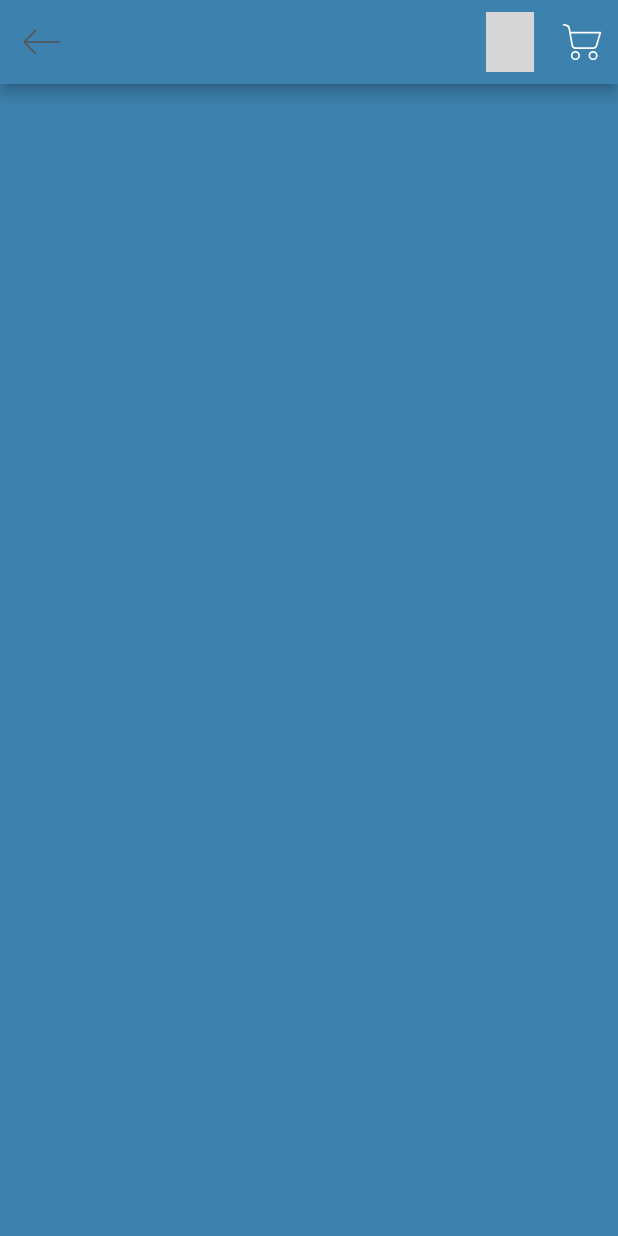
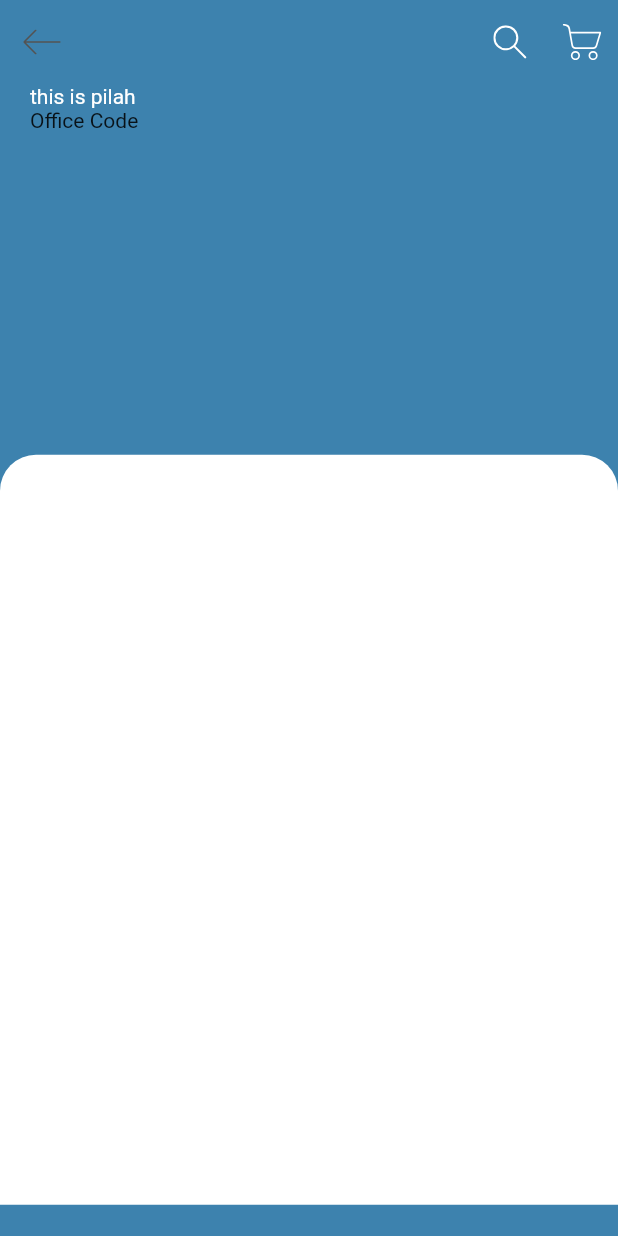
Before and after one commit to syukrianuar/Shop-UI-Flutter, a Flutter app: the screen it shows after launch, after a tap on "Office Code", on a phone screen of 412 x 824 dp. Run offline on Flutter 3.47's test engine with Material 2 defaults, Android fonts, the phone set to English and light mode, and no system bars; our stand-ins replace flutter_svg; grey boxes are pictures that could not be loaded.

Commit message:
read the select item to details page

```diff
--- a/lib/models/product.dart
+++ b/lib/models/product.dart
@@ -23,7 +23,7 @@ List<Product> products = [
       size: 12,
       description: dummyText,
       image: "assets/images/bag_1.png",
-      color: Color(0xFF3D82AE)),
+      color: const Color(0xFF3D82AE)),
   Product(
       id: 2,
       title: "Belt Bag",
@@ -31,7 +31,7 @@ List<Product> products = [
       size: 8,
       description: dummyText,
       image: "assets/images/bag_2.png",
-      color: Color(0xFFD3A984)),
+      color: const Color(0xFFD3A984)),
   Product(
       id: 3,
       title: "Hang Top",
@@ -39,7 +39,7 @@ List<Product> products = [
       size: 10,
       description: dummyText,
       image: "assets/images/bag_3.png",
-      color: Color(0xFF989493)),
+      color: const Color(0xFF989493)),
   Product(
       id: 4,
       title: "Old Fashion",
@@ -47,7 +47,7 @@ List<Product> products = [
       size: 11,
       description: dummyText,
       image: "assets/images/bag_4.png",
-      color: Color(0xFFE6B398)),
+      color: const Color(0xFFE6B398)),
 ];
 
 String dummyText =
--- a/lib/screens/details/details.dart
+++ b/lib/screens/details/details.dart
@@ -1,23 +1,34 @@
 import 'package:flutter/material.dart';
 import 'package:flutter_svg/flutter_svg.dart';
 import 'package:shopui/models/product.dart';
+import 'package:shopui/screens/details/details_body.dart';
 
 class DetailsScreen extends StatelessWidget {
-  Product? product;
-  DetailsScreen({Key? key, this.product}) : super(key: key);
+  final Product? product;
+  const DetailsScreen({Key? key, this.product}) : super(key: key);
 
   @override
   Widget build(BuildContext context) {
     return Scaffold(
       backgroundColor: product!.color,
       appBar: AppBar(
+        elevation: 0,
         backgroundColor: product!.color,
-        leading: IconButton(onPressed: (){}, icon: SvgPicture.asset('assets/icons/back.svg')),
+        leading: IconButton(
+            onPressed: () {
+              Navigator.pop(context);
+            },
+            icon: SvgPicture.asset('assets/icons/back.svg')),
         actions: [
-          IconButton(onPressed: (){}, icon: SvgPicture.asset('assets/icons/searc.svg')),
-          IconButton(onPressed: (){}, icon: SvgPicture.asset('assets/icons/cart.svg')),
+          IconButton(
+              onPressed: () {},
+              icon: SvgPicture.asset('assets/icons/search.svg')),
+          IconButton(
+              onPressed: () {},
+              icon: SvgPicture.asset('assets/icons/cart.svg')),
         ],
       ),
+      body: DetailsBody(product: product),
     );
   }
 }
--- /dev/null
+++ b/lib/screens/details/details_body.dart
@@ -0,0 +1,49 @@
+// ignore_for_file: must_be_immutable
+
+import 'package:flutter/material.dart';
+import 'package:shopui/models/product.dart';
+
+class DetailsBody extends StatelessWidget {
+  final Product? product;
+  const DetailsBody({Key? key, this.product}) : super(key: key);
+
+  @override
+  Widget build(BuildContext context) {
+    Size size = MediaQuery.of(context).size;
+    return SingleChildScrollView(
+      child: Column(
+        children: <Widget>[
+          SizedBox(
+            height: size.height,
+            child: Stack(
+              children: [
+                Container(
+                  margin: EdgeInsets.only(top: size.height * 0.3),
+                  height: 500,
+                  decoration: const BoxDecoration(
+                      color: Colors.white,
+                      borderRadius: BorderRadius.only(
+                          topLeft: Radius.circular(24),
+                          topRight: Radius.circular(24))),
+                ),
+                Padding(
+                  padding: const EdgeInsets.symmetric(horizontal: 20.0),
+                  child: Column(
+                    crossAxisAlignment: CrossAxisAlignment.start,
+                    children: [
+                      const Text(
+                        "this is pilah",
+                        style: TextStyle(color: Colors.white),
+                      ),
+                      Text("${product!.title}")
+                    ],
+                  ),
+                ),
+              ],
+            ),
+          )
+        ],
+      ),
+    );
+  }
+}
--- a/lib/screens/home/home_screen.dart
+++ b/lib/screens/home/home_screen.dart
@@ -21,6 +21,7 @@ class _HomeScreenState extends State<HomeScreen> {
 
   AppBar buildAppBar() {
     return AppBar(
+      elevation: 0,
       backgroundColor: Colors.white,
       leading: IconButton(
         icon: SvgPicture.asset('assets/icons/back.svg'),
--- a/lib/screens/home/item_card.dart
+++ b/lib/screens/home/item_card.dart
@@ -1,6 +1,7 @@
 import 'package:flutter/material.dart';
 import 'package:shopui/models/product.dart';
 
+// ignore: must_be_immutable
 class ItemCard extends StatelessWidget {
   Product? product;
   VoidCallback? press;
```
